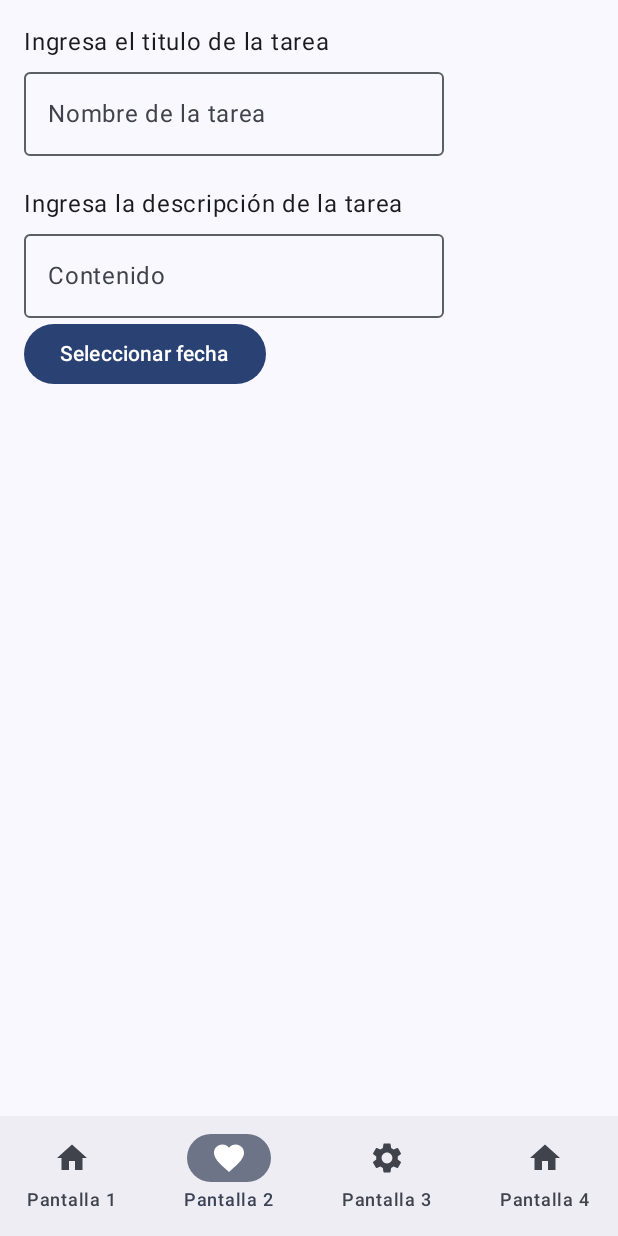
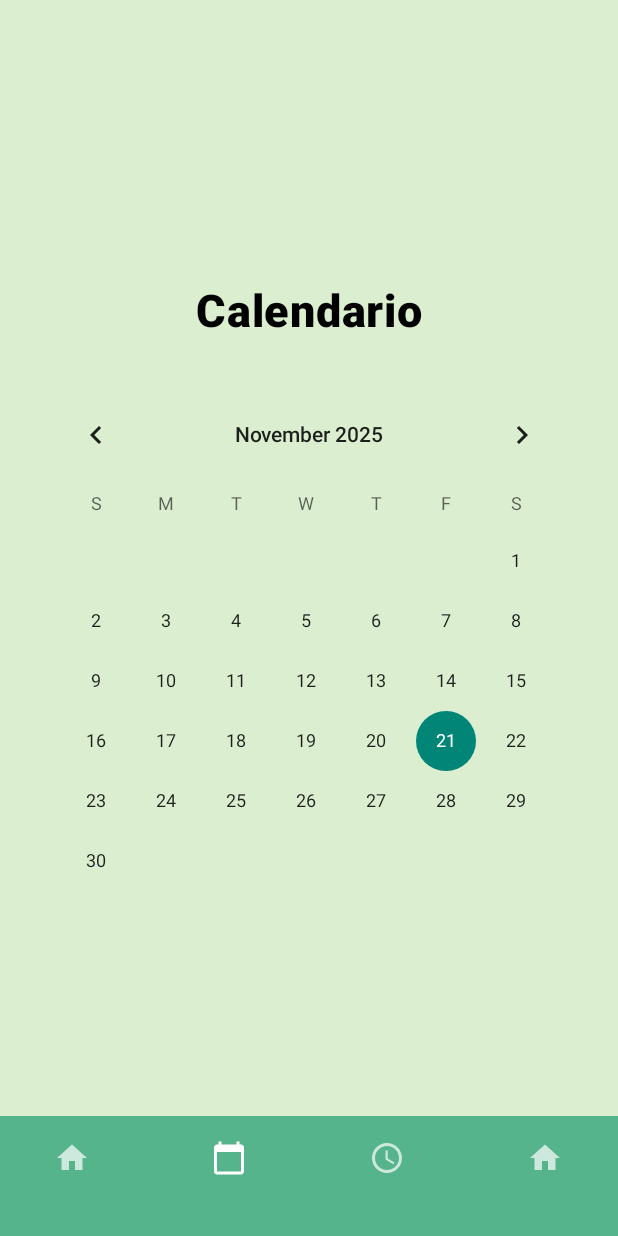
Before and after one commit to OscarGhub/Proyecto-PMDM-Android-SOL, an Android app built with Jetpack Compose: the screen it shows after launch (MainActivity), item 2 of the bottom bar chosen, on a phone screen of 412 x 824 dp. Run offline under Robolectric (Android 15) with nearby library versions, the phone set to English and light mode, and no system bars.

Commit message:
calendario

```diff
--- a/FruiTask/app/build.gradle.kts
+++ b/FruiTask/app/build.gradle.kts
@@ -50,6 +50,8 @@ dependencies {
     implementation(libs.androidx.compose.ui.tooling.preview)
     implementation(libs.androidx.compose.material3)
     implementation(libs.androidx.ui)
+    implementation("androidx.compose.material:material-icons-core:1.6.0")
+    implementation("androidx.compose.material:material-icons-extended:1.6.0")
     testImplementation(libs.junit)
     androidTestImplementation(libs.androidx.junit)
     androidTestImplementation(libs.androidx.espresso.core)
--- a/FruiTask/app/src/main/java/com/example/fruitask/data/model/Actividad.kt
+++ b/FruiTask/app/src/main/java/com/example/fruitask/data/model/Actividad.kt
@@ -2,11 +2,7 @@ package com.example.fruitask.data.model;
 
 import java.time.LocalDate
 
-enum class TipoEvento {
-    TAREA, EXAMEN, PROYECTO
-}
-
 data class Calendario (
     val fecha: LocalDate,
-    val tipo: TipoEvento
+    //val tipo: TipoActividad
 )
--- a/FruiTask/app/src/main/java/com/example/fruitask/data/model/TipoActividad.kt
+++ b/FruiTask/app/src/main/java/com/example/fruitask/data/model/TipoActividad.kt
@@ -1,4 +1,5 @@
 package com.example.fruitask.data.model
 
-class TipoActivida {
+enum class TipoActivida {
+    EXAMEN, PROYECTO, TAREA
 }
--- /dev/null
+++ b/FruiTask/app/src/main/java/com/example/fruitask/ui/components/Calendario.kt
@@ -0,0 +1,27 @@
+package com.example.fruitask.ui.components
+
+import android.widget.CalendarView
+import androidx.compose.foundation.layout.*
+import androidx.compose.runtime.Composable
+import androidx.compose.ui.Modifier
+import androidx.compose.ui.viewinterop.AndroidView
+import java.util.Calendar
+
+@Composable
+fun Calendario(
+    modifier: Modifier = Modifier,
+    onDateSelected: (Long) -> Unit = {}
+) {
+    AndroidView(
+        factory = { context ->
+            CalendarView(context).apply {
+                setOnDateChangeListener { _, year, month, dayOfMonth ->
+                    val calendar = Calendar.getInstance()
+                    calendar.set(year, month, dayOfMonth)
+                    onDateSelected(calendar.timeInMillis)
+                }
+            }
+        },
+        modifier = modifier.fillMaxWidth()
+    )
+}
--- a/FruiTask/app/src/main/java/com/example/fruitask/ui/screens/Calendario.kt
+++ /dev/null
@@ -1,14 +0,0 @@
-package com.example.fruitask.ui.screens
-
-import androidx.compose.foundation.layout.*
-import androidx.compose.material3.*
-import androidx.compose.runtime.Composable
-import androidx.compose.ui.Modifier
-import androidx.compose.ui.unit.dp
-
-@Composable
-fun Pantalla3(modifier: Modifier = Modifier) {
-    Column(modifier = modifier.fillMaxSize().padding(16.dp)) {
-        Text(text = "Contenido de Pantalla 3")
-    }
-}
--- a/FruiTask/app/src/main/java/com/example/fruitask/ui/screens/DiaCalendario.kt
+++ /dev/null
@@ -1,4 +0,0 @@
-package com.example.fruitask.ui.screens
-
-class DiaCalendario {
-}
--- /dev/null
+++ b/FruiTask/app/src/main/java/com/example/fruitask/ui/screens/PantallaCalendario.kt
@@ -0,0 +1,66 @@
+package com.example.fruitask.ui.screens
+
+import androidx.compose.foundation.background
+import androidx.compose.foundation.layout.Arrangement
+import androidx.compose.foundation.layout.Box
+import androidx.compose.foundation.layout.Column
+import androidx.compose.foundation.layout.Spacer
+import androidx.compose.foundation.layout.fillMaxSize
+import androidx.compose.foundation.layout.fillMaxWidth
+import androidx.compose.foundation.layout.height
+import androidx.compose.foundation.layout.padding
+import androidx.compose.foundation.layout.wrapContentHeight
+import androidx.compose.material3.MaterialTheme
+import androidx.compose.material3.Text
+import androidx.compose.runtime.Composable
+import androidx.compose.ui.Alignment
+import androidx.compose.ui.Modifier
+import androidx.compose.ui.text.font.FontWeight
+import androidx.compose.ui.unit.dp
+import androidx.compose.ui.unit.sp
+import com.example.fruitask.ui.components.Calendario
+import com.example.fruitask.ui.theme.VerdeFondo
+
+@Composable
+fun PantallaCalendario(
+    modifier: Modifier = Modifier,
+    onDateSelected: (Long) -> Unit = {}
+) {
+    Box(
+        modifier = modifier
+            .fillMaxSize()
+            .background(VerdeFondo),
+        contentAlignment = Alignment.Center
+    ) {
+        Column(
+            horizontalAlignment = Alignment.CenterHorizontally,
+            verticalArrangement = Arrangement.Center,
+            modifier = Modifier
+                .fillMaxSize()
+                .padding(top = 40.dp)
+        ) {
+
+            Text(
+                text = "Calendario",
+                fontWeight = FontWeight.ExtraBold,
+                fontSize = 30.sp
+            )
+
+            Spacer(modifier = Modifier.height(30.dp))
+
+
+
+            Box(
+                modifier = Modifier
+                    .wrapContentHeight()
+                    .fillMaxWidth(0.9f),
+                contentAlignment = Alignment.Center
+            ) {
+                Calendario(
+                    modifier = Modifier,
+                    onDateSelected = onDateSelected
+                )
+            }
+        }
+    }
+}
--- a/FruiTask/app/src/main/java/com/example/fruitask/ui/screens/PantallaPrincipal.kt
+++ b/FruiTask/app/src/main/java/com/example/fruitask/ui/screens/PantallaPrincipal.kt
@@ -3,12 +3,13 @@ package com.example.fruitask.ui.screens
 import Pantalla4
 import androidx.compose.foundation.layout.padding
 import androidx.compose.material.icons.Icons
-import androidx.compose.material.icons.filled.Favorite
+import androidx.compose.material.icons.filled.CalendarToday
 import androidx.compose.material.icons.filled.Home
-import androidx.compose.material.icons.filled.Settings
+import androidx.compose.material.icons.filled.AccessTime
 import androidx.compose.material3.Icon
 import androidx.compose.material3.NavigationBar
 import androidx.compose.material3.NavigationBarItem
+import androidx.compose.material3.NavigationBarItemDefaults
 import androidx.compose.material3.Scaffold
 import androidx.compose.material3.Text
 import androidx.compose.runtime.Composable
@@ -17,6 +18,9 @@ import androidx.compose.runtime.mutableIntStateOf
 import androidx.compose.runtime.remember
 import androidx.compose.runtime.setValue
 import androidx.compose.ui.Modifier
+import androidx.compose.ui.graphics.Color
+import com.example.fruitask.ui.theme.VerdeBoton
+import com.example.fruitask.ui.theme.VerdeFondo
 
 @Composable
 fun PantallaPrincipal() {
@@ -24,21 +28,43 @@ fun PantallaPrincipal() {
 
     // Lista de pestañas con íconos
     val tabs = listOf(
-        Pair("Pantalla 1", Icons.Filled.Home),
-        Pair("Pantalla 2", Icons.Filled.Favorite),
-        Pair("Pantalla 3", Icons.Filled.Settings),
-        Pair("Pantalla 4", Icons.Filled.Home) // Puedes cambiar iconos
+        Pair("", Icons.Filled.Home),
+        Pair("", Icons.Filled.CalendarToday),
+        Pair("", Icons.Filled.AccessTime),
+        Pair("", Icons.Filled.Home) //
     )
 
     Scaffold(
+        containerColor = VerdeFondo,
         bottomBar = {
-            NavigationBar { // material3 NavigationBar en lugar de BottomNavigation
+            NavigationBar(
+                containerColor = VerdeBoton,
+                contentColor = Color.White
+            ) {
                 tabs.forEachIndexed { index, tab ->
                     NavigationBarItem(
-                        icon = { Icon(tab.second, contentDescription = tab.first) },
-                        label = { Text(tab.first) },
+                        icon = {
+                            Icon(
+                                tab.second,
+                                contentDescription = tab.first,
+                                tint = if (selectedTab == index) Color.White else Color.White.copy(alpha = 0.7f)
+                            )
+                        },
+                        label = {
+                            Text(
+                                tab.first,
+                                color = if (selectedTab == index) Color.White else Color.White.copy(alpha = 0.8f)
+                            )
+                        },
                         selected = selectedTab == index,
-                        onClick = { selectedTab = index }
+                        onClick = { selectedTab = index },
+                        colors = NavigationBarItemDefaults.colors(
+                            selectedIconColor = Color.White,
+                            selectedTextColor = Color.White,
+                            indicatorColor = VerdeBoton,
+                            unselectedIconColor = Color.White.copy(alpha = 0.6f),
+                            unselectedTextColor = Color.White.copy(alpha = 0.6f)
+                        )
                     )
                 }
             }
@@ -46,8 +72,8 @@ fun PantallaPrincipal() {
     ) { innerPadding ->
         when (selectedTab) {
             0 -> Pantalla1(Modifier.padding(innerPadding))
-            1 -> Pantalla2(Modifier.padding(innerPadding))
-            2 -> Pantalla3(Modifier.padding(innerPadding))
+            1 -> PantallaCalendario(Modifier.padding(innerPadding))
+            2 -> Pantalla4(Modifier.padding(innerPadding))
             3 -> Pantalla4(Modifier.padding(innerPadding))
         }
     }
```
Also changed, not shown: 1 other file.
